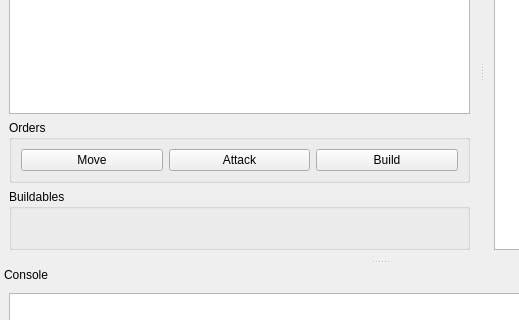
Before: the Qt Designer form kiai/mainWindow.ui in PembrokeNS/sakusen, drawn with Qt 5; both pictures show x 0 to 519 and y 118 to 438 of the 759 by 662 pixel window.
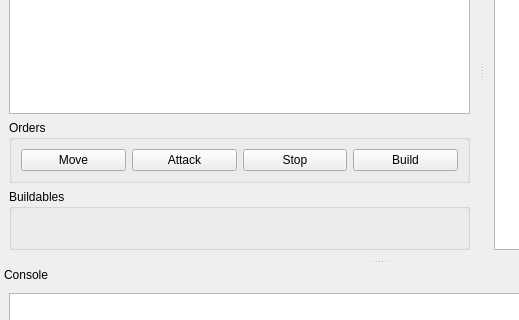
After: the same form once the commit is applied. Custom widgets are drawn as their Qt base class.

Commit message: Add stop button, currently non-functional

```diff
--- a/kiai/mainWindow.ui
+++ b/kiai/mainWindow.ui
@@ -44,6 +44,13 @@
          </property>
         </widget>
        </item>
+       <item>
+        <widget class="KPushButton" name="stop">
+         <property name="text">
+          <string>Stop</string>
+         </property>
+        </widget>
+       </item>
        <item>
         <widget class="KPushButton" name="build">
          <property name="text">
```
Left out of the diff: 2 changed lines with no effect on the pictures.
